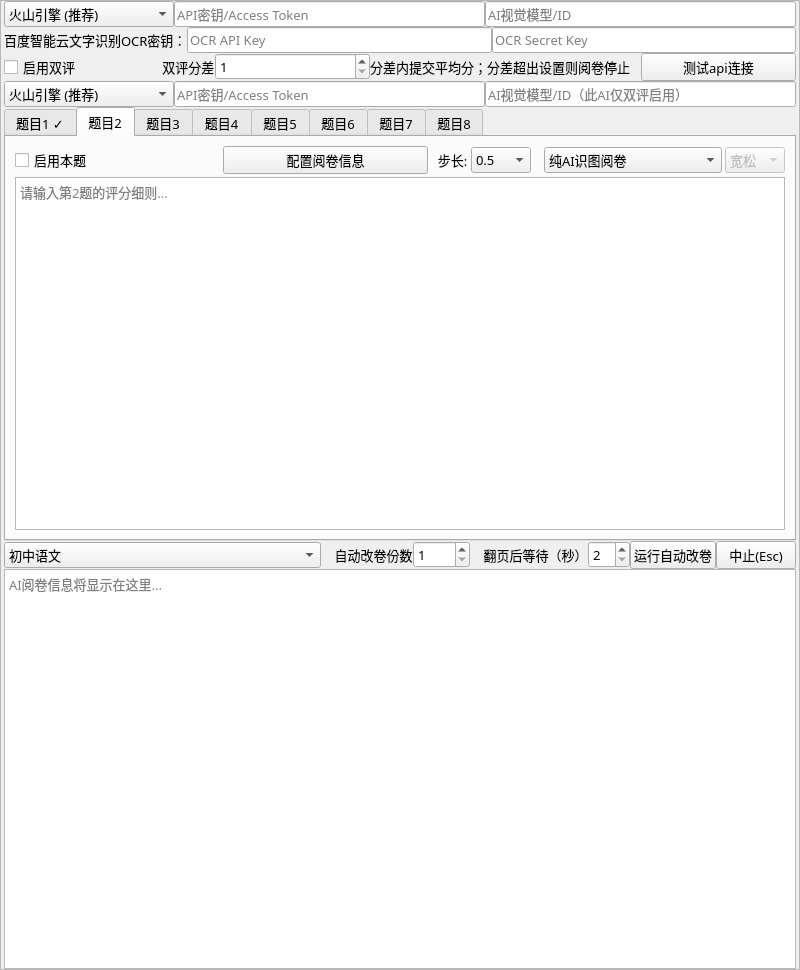
The window that setting/八题.ui (bangongshi107/AI-auto-grading-ocr-7) describes before a commit, drawn with Qt 5.
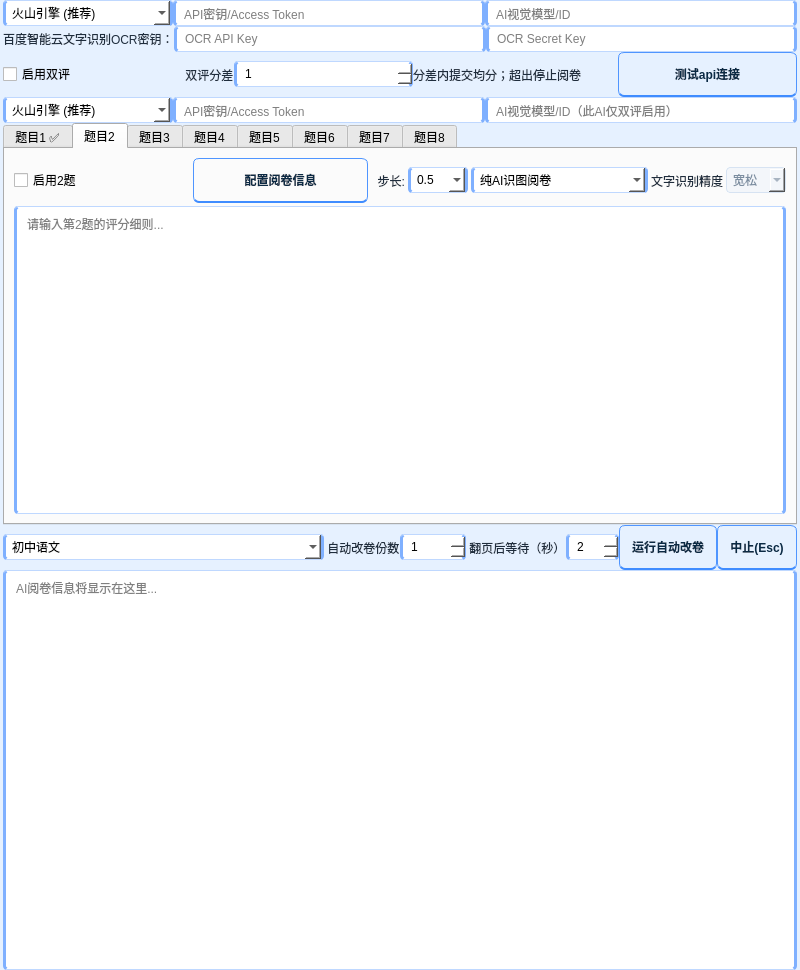
The same window after the commit. The open tabs and pages were chosen to show the change.

```diff
--- a/setting/八题.ui
+++ b/setting/八题.ui
@@ -28,14 +28,170 @@
     <height>970</height>
    </size>
   </property>
-  <property name="font">
-   <font>
-    <family>微软雅黑</family>
-    <pointsize>10</pointsize>
-   </font>
-  </property>
   <property name="windowTitle">
-   <string>AI智能阅卷助手 - 多题模式</string>
+   <string>AI智能阅卷助手 - 科技改变世界</string>
+  </property>
+  <property name="styleSheet">
+   <string notr="true">/* 极淡蓝色整体风格（不改布局，只做视觉微调） */
+QMainWindow,
+QWidget#centralwidget,
+QWidget#scrollAreaWidgetContents {
+    background-color: #E6F1FF;
+}
+
+QScrollArea {
+    background: transparent;
+    border: none;
+}
+
+QGroupBox {
+    background-color: rgba(255, 255, 255, 235);
+    border: 1px solid #BFD8FF;
+    border-radius: 6px;
+    margin-top: 10px;
+}
+
+QGroupBox::title {
+    subcontrol-origin: margin;
+    subcontrol-position: top left;
+    left: 10px;
+    padding: 0 6px;
+    color: #2B4A66;
+}
+
+QLabel {
+    color: #1F2D3D;
+}
+
+QLineEdit,
+QPlainTextEdit,
+QTextEdit,
+QSpinBox,
+QComboBox {
+    background-color: #FFFFFF;
+    border: 1px solid #BFD8FF;
+    border-left: 3px solid #7FB0FF;
+    border-right: 3px solid #7FB0FF;
+    border-radius: 4px;
+    padding: 4px 6px;
+}
+
+QLineEdit:focus,
+QPlainTextEdit:focus,
+QTextEdit:focus,
+QSpinBox:focus,
+QComboBox:focus {
+    border-color: #7FB0FF;
+}
+
+/* 只读/不可编辑：用偏灰蓝底 + 更弱文字/边框，和可输入控件明显区分 */
+QLineEdit[readOnly="true"],
+QPlainTextEdit[readOnly="true"],
+QTextEdit[readOnly="true"] {
+    background-color: #F2F7FF;
+    color: #5E6F80;
+    border: 1px dashed #AFCBFF;
+}
+
+QLineEdit[readOnly="true"]:hover,
+QPlainTextEdit[readOnly="true"]:hover,
+QTextEdit[readOnly="true"]:hover,
+QLineEdit[readOnly="true"]:focus,
+QPlainTextEdit[readOnly="true"]:focus,
+QTextEdit[readOnly="true"]:focus {
+    background-color: #F2F7FF;
+    color: #5E6F80;
+    border: 1px dashed #AFCBFF;
+}
+
+/* 完全不可用（disabled）：进一步变淡，提示“当前不可操作/不可输入” */
+QLineEdit:disabled,
+QPlainTextEdit:disabled,
+QTextEdit:disabled,
+QSpinBox:disabled,
+QComboBox:disabled {
+    background-color: #F3F6FA;
+    color: #7B8DA0;
+    border: 1px solid #D7E3F2;
+}
+
+QPushButton,
+QToolButton {
+    color: #0B2A44;
+    font-weight: 600;
+    background: qlineargradient(x1:0, y1:0, x2:0, y2:1,
+                                stop:0 #EAF5FF,
+                                stop:1 #B9DCFF);
+    border: 1px solid #4F95FF;
+    border-bottom: 2px solid #3F8CFF;
+    border-radius: 6px;
+    padding: 7px 12px;
+    min-height: 28px;
+}
+
+QPushButton:hover,
+QToolButton:hover {
+    background: qlineargradient(x1:0, y1:0, x2:0, y2:1,
+                                stop:0 #F3FAFF,
+                                stop:1 #C7E3FF);
+    border-color: #3F8CFF;
+    border-bottom-color: #2F7FFF;
+}
+
+QPushButton:pressed,
+QToolButton:pressed {
+    background: qlineargradient(x1:0, y1:0, x2:0, y2:1,
+                                stop:0 #A8D0FF,
+                                stop:1 #C0E0FF);
+    border-color: #2F7FFF;
+    border-bottom-color: #2F7FFF;
+}
+
+QPushButton:focus,
+QToolButton:focus {
+    border-color: #3F8CFF;
+}
+
+QPushButton:disabled,
+QToolButton:disabled {
+    color: #7B8DA0;
+    background-color: #F4F7FB;
+    border-color: #D7E3F2;
+}
+
+QScrollBar:vertical {
+    background: transparent;
+    width: 10px;
+    margin: 0px;
+}
+
+QScrollBar::handle:vertical {
+    background: #BFD8FF;
+    min-height: 20px;
+    border-radius: 5px;
+}
+
+QScrollBar::add-line:vertical,
+QScrollBar::sub-line:vertical {
+    height: 0px;
+}
+
+QScrollBar:horizontal {
+    background: transparent;
+    height: 10px;
+    margin: 0px;
+}
+
+QScrollBar::handle:horizontal {
+    background: #BFD8FF;
+    min-width: 20px;
+    border-radius: 5px;
+}
+
+QScrollBar::add-line:horizontal,
+QScrollBar::sub-line:horizontal {
+    width: 0px;
+}</string>
   </property>
   <widget class="QWidget" name="centralwidget">
    <property name="sizePolicy">
@@ -97,8 +253,8 @@
         <rect>
          <x>0</x>
          <y>0</y>
-         <width>798</width>
-         <height>968</height>
+         <width>800</width>
+         <height>970</height>
         </rect>
        </property>
        <property name="sizePolicy">
@@ -361,7 +517,7 @@
              </sizepolicy>
             </property>
             <property name="text">
-             <string>分差内提交平均分；分差超出设置则阅卷停止   </string>
+             <string>分差内提交均分；超出停止阅卷           </string>
             </property>
            </widget>
           </item>
@@ -490,7 +646,7 @@
           </property>
           <widget class="QWidget" name="tab_question1">
            <attribute name="title">
-            <string>题目1 ✓</string>
+            <string>题目1 ✅</string>
            </attribute>
            <layout class="QVBoxLayout" name="verticalLayout_q1">
             <property name="spacing">
@@ -670,7 +826,7 @@
               <item>
                <widget class="QCheckBox" name="enableQuestion2">
                 <property name="text">
-                 <string>启用本题</string>
+                 <string>启用2题</string>
                 </property>
                </widget>
               </item>
@@ -720,19 +876,6 @@
                 </item>
                </widget>
               </item>
-              <item>
-               <widget class="QLabel" name="label_15_q2">
-                <property name="sizePolicy">
-                 <sizepolicy hsizetype="Fixed" vsizetype="Preferred">
-                  <horstretch>0</horstretch>
-                  <verstretch>0</verstretch>
-                 </sizepolicy>
-                </property>
-                <property name="text">
-                 <string>  </string>
-                </property>
-               </widget>
-              </item>
               <item>
                <widget class="QComboBox" name="ocr_mode_2">
                 <property name="sizePolicy">
@@ -759,6 +902,19 @@
                 </item>
                </widget>
               </item>
+              <item>
+               <widget class="QLabel" name="label_15_q2">
+                <property name="sizePolicy">
+                 <sizepolicy hsizetype="Fixed" vsizetype="Preferred">
+                  <horstretch>0</horstretch>
+                  <verstretch>0</verstretch>
+                 </sizepolicy>
+                </property>
+                <property name="text">
+                 <string>文字识别精度</string>
+                </property>
+               </widget>
+              </item>
               <item>
                <widget class="QComboBox" name="ocr_quality_2">
                 <property name="enabled">
@@ -1819,7 +1975,7 @@
              </sizepolicy>
             </property>
             <property name="text">
-             <string>    自动改卷份数</string>
+             <string> 自动改卷份数</string>
             </property>
            </widget>
           </item>
@@ -1842,7 +1998,7 @@
              </sizepolicy>
             </property>
             <property name="text">
-             <string>    翻页后等待（秒）</string>
+             <string> 翻页后等待（秒）</string>
             </property>
            </widget>
           </item>
```
Left out of the diff: 172 changed lines with no effect on the pictures.
